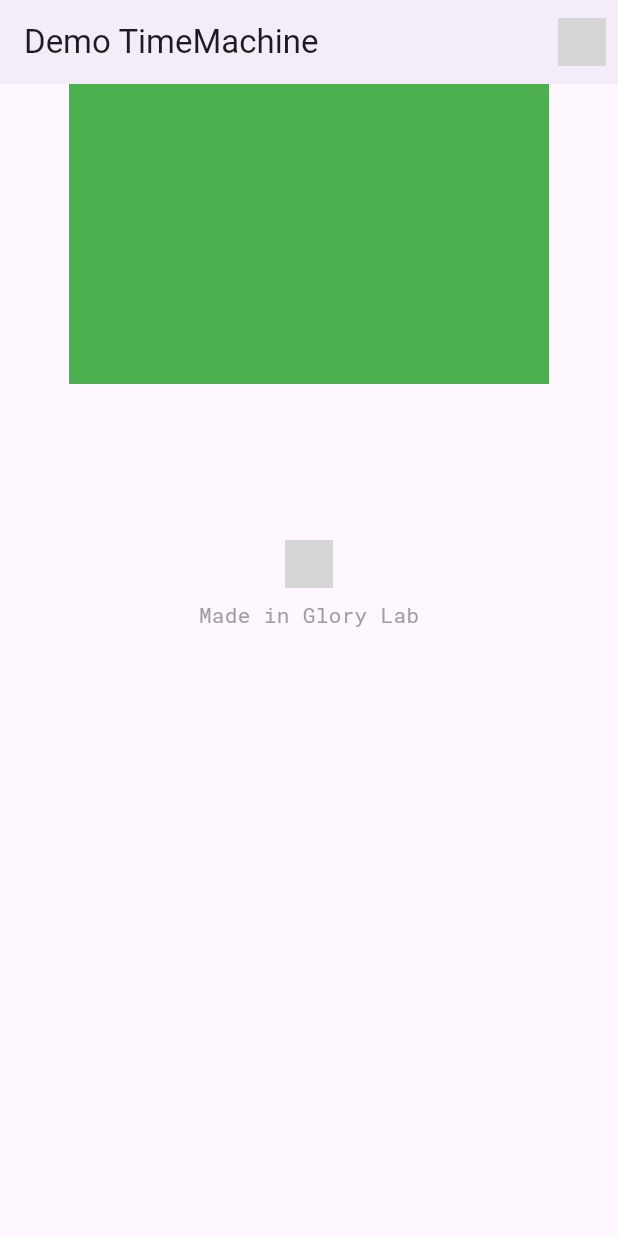
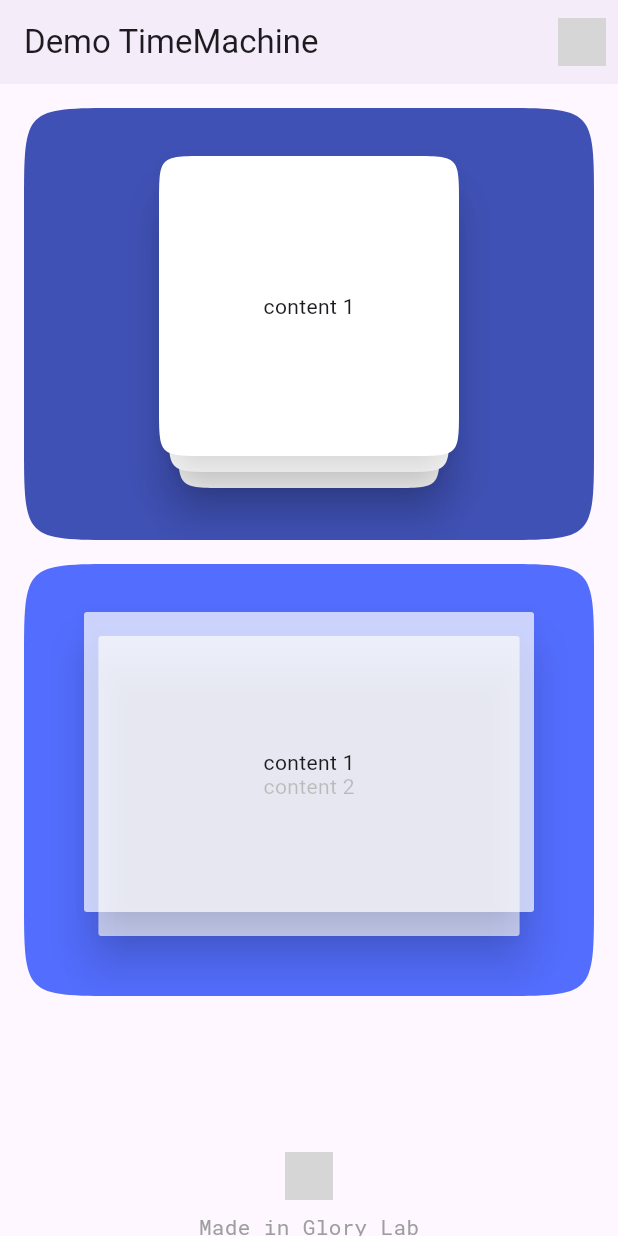
Before and after one commit to glorylab/TimeMachine, a Flutter app: the screen it shows after launch, on a phone screen of 412 x 824 dp. Run offline on Flutter 3.47's test engine with Material 2 defaults, Android fonts, the phone set to English and light mode, and no system bars; our stand-ins replace google_fonts; grey boxes are pictures that could not be loaded.

Commit message:
Add configuration items for Card

```diff
--- a/example/lib/main.dart
+++ b/example/lib/main.dart
@@ -1,5 +1,6 @@
 import 'package:flutter/material.dart';
 import 'package:google_fonts/google_fonts.dart';
+import 'package:tm/data.dart';
 import 'package:tm/tm.dart';
 import 'package:url_launcher/url_launcher.dart';
 
@@ -20,15 +21,13 @@ class TimeMachineDemoApp extends StatelessWidget {
         primarySwatch: Colors.purple,
         useMaterial3: true,
       ),
-      home: const TimeMachineHomePage(title: appName),
+      home: const TimeMachineHomePage(),
     );
   }
 }
 
 class TimeMachineHomePage extends StatefulWidget {
-  const TimeMachineHomePage({Key? key, required this.title}) : super(key: key);
-
-  final String title;
+  const TimeMachineHomePage({Key? key}) : super(key: key);
 
   @override
   State<TimeMachineHomePage> createState() => _TimeMachineHomePageState();
@@ -43,7 +42,7 @@ class _TimeMachineHomePageState extends State<TimeMachineHomePage> {
   Widget build(BuildContext context) {
     return Scaffold(
       appBar: AppBar(
-        title: Text(widget.title),
+        title: const Text(appName),
         elevation: 2.0,
         actions: [
           IconButton(
@@ -62,13 +61,78 @@ class _TimeMachineHomePageState extends State<TimeMachineHomePage> {
       body: Center(
         child: ListView(
           children: <Widget>[
-            const Align(
-              child: SizedBox(
-                width: 320.0,
-                height: 200.0,
-                child: TimeMachine(
-                  size: Size(200.0, 200.0),
-                  backgroundColor: Colors.green,
+            const SizedBox(
+              height: 16,
+            ),
+            Padding(
+              padding: const EdgeInsets.symmetric(horizontal: 16),
+              child: Align(
+                child: SizedBox(
+                  height: 288,
+                  width: 512,
+                  child: Material(
+                    color: Colors.indigo,
+                    clipBehavior: Clip.antiAlias,
+                    shape: ContinuousRectangleBorder(
+                        borderRadius: BorderRadius.circular(64)),
+                    child: TimeMachine.observatory(
+                      size: const Size(200.0, 200.0),
+                      backgroundColor: Colors.white,
+                      data: const TMData(cards: [
+                        TMCard(
+                            title: 'title',
+                            subTitle: 'subTitle',
+                            description: 'description',
+                            content: Center(child: Text('content 1'))),
+                        TMCard(
+                            title: 'title',
+                            subTitle: 'subTitle',
+                            description: 'description',
+                            content: Center(child: Text('content 2'))),
+                        TMCard(
+                            title: 'title',
+                            subTitle: 'subTitle',
+                            description: 'description',
+                            content: Center(child: Text('content 3'))),
+                      ]),
+                    ),
+                  ),
+                ),
+              ),
+            ),
+            const SizedBox(
+              height: 16,
+            ),
+            Padding(
+              padding: const EdgeInsets.symmetric(horizontal: 16),
+              child: Align(
+                child: SizedBox(
+                  height: 288,
+                  width: 512,
+                  child: Material(
+                    color: Colors.indigoAccent,
+                    clipBehavior: Clip.antiAlias,
+                    shape: ContinuousRectangleBorder(
+                        borderRadius: BorderRadius.circular(64)),
+                    child: TimeMachine.observatory(
+                      size: const Size(300.0, 200.0),
+                      backgroundColor: Colors.white70,
+                      cardShape: RoundedRectangleBorder(
+                          borderRadius: BorderRadius.circular(2)),
+                      data: const TMData(cards: [
+                        TMCard(
+                            title: 'title',
+                            subTitle: 'subTitle',
+                            description: 'description',
+                            content: Center(child: Text('content 1'))),
+                        TMCard(
+                            title: 'title',
+                            subTitle: 'subTitle',
+                            description: 'description',
+                            content: Center(child: Text('content 2'))),
+                      ]),
+                    ),
+                  ),
                 ),
               ),
             ),
--- /dev/null
+++ b/lib/data.dart
@@ -0,0 +1,37 @@
+import 'package:flutter/material.dart';
+
+/// Data needed by Time Machine.
+class TMData {
+  final List<TMCard> cards;
+
+  const TMData({
+    required this.cards,
+  });
+
+  /// It can be used to experience how the data is presented.
+  factory TMData.placeholder() => const TMData(
+        cards: [
+          TMCard(
+            title: 'Title',
+            subTitle: 'SubTitle',
+            description: 'Description',
+            content: Center(child: Text('Content')),
+          ),
+        ],
+      );
+}
+
+/// One of the cards in Time Machine.
+class TMCard {
+  final String title;
+  final String subTitle;
+  final String description;
+  final Widget content;
+
+  const TMCard({
+    this.title = '',
+    this.subTitle = '',
+    this.description = '',
+    this.content = const SizedBox(),
+  });
+}
--- a/lib/tm.dart
+++ b/lib/tm.dart
@@ -1,35 +1,144 @@
 library tm;
 
 import 'package:flutter/material.dart';
+import 'package:tm/data.dart';
 
 class TimeMachine extends StatefulWidget {
+  /// The size of Time Machine.
+  final Size size;
+
+  /// The background color of Time Machine.
+  final Color backgroundColor;
+
+  /// The shape of Cards.
+  final ShapeBorder? cardShape;
+
+  /// The visible pages of cards.
+  final int? visiblePages;
+
+  /// The data of Time Machine.
+  final TMData data;
+
   const TimeMachine({
     Key? key,
     this.size = const Size(double.infinity, double.infinity),
     this.backgroundColor = Colors.white,
+    this.visiblePages = 3,
+    this.cardShape,
+    required this.data,
   }) : super(key: key);
 
-  final Size size;
-  final Color backgroundColor;
-
-  factory TimeMachine.observatory() {
-    return const TimeMachine();
-  }
+  /// The first style of Time Machine.
+  factory TimeMachine.observatory({
+    TMData? data,
+    Size? size,
+    Color? backgroundColor,
+    ShapeBorder? cardShape,
+    int? visiblePages,
+  }) =>
+      TimeMachine(
+        data: data ?? TMData.placeholder(),
+        size: size!,
+        backgroundColor: backgroundColor!,
+        cardShape: cardShape,
+        visiblePages: visiblePages ?? 3,
+      );
 
   @override
   State<TimeMachine> createState() => _TimeMachineState();
 }
 
 class _TimeMachineState extends State<TimeMachine> {
+  double paddingTop = 32;
+  double staggeredDistance = 0;
+  int visiblePages = 1;
+
+  /// Build a stacked list of cards,
+  /// showing by default the entire contents of the first page
+  /// and the headers of next two pages.
+  List<Positioned> _buildCards() {
+    List<TMCard> data;
+    if (widget.data.cards.isEmpty) {
+      data = TMData.placeholder().cards;
+    } else {
+      if (widget.visiblePages != null &&
+          widget.data.cards.length > widget.visiblePages!) {
+        visiblePages = widget.visiblePages!;
+      } else {
+        visiblePages =
+            widget.data.cards.length > 3 ? 3 : widget.data.cards.length;
+      }
+      data = widget.data.cards.take(visiblePages).toList();
+    }
+
+    staggeredDistance = paddingTop / visiblePages;
+
+    List<Positioned> cards = [];
+
+    for (var i = data.length - 1; i >= 0; i--) {
+      double paddingTopOfThisCard = paddingTop + i * staggeredDistance;
+      double paddingHorizontalOfThisCard = i * staggeredDistance * 0.6;
+      cards.add(Positioned(
+        top: paddingTopOfThisCard,
+        left: 0,
+        right: 0,
+        child: TMCardContainer(
+          backgroundColor: widget.backgroundColor,
+          cardShape: widget.cardShape ??
+              ContinuousRectangleBorder(
+                borderRadius: BorderRadius.circular(32),
+              ),
+          size: widget.size,
+          margin: EdgeInsets.symmetric(horizontal: paddingHorizontalOfThisCard),
+          child: data[i].content,
+        ),
+      ));
+    }
+
+    return cards;
+  }
+
   @override
   Widget build(BuildContext context) {
-    return Container(
-      constraints: BoxConstraints.expand(
-        width: widget.size.width,
-        height: widget.size.height,
-      ),
-      decoration: BoxDecoration(
-        color: widget.backgroundColor,
+    return Stack(
+      children: _buildCards(),
+    );
+  }
+}
+
+class TMCardContainer extends StatelessWidget {
+  final Color backgroundColor;
+  final ShapeBorder cardShape;
+  final Size size;
+  final EdgeInsets margin;
+  final Widget child;
+
+  const TMCardContainer({
+    super.key,
+    required this.backgroundColor,
+    required this.cardShape,
+    required this.size,
+    required this.child,
+    this.margin = const EdgeInsets.all(0),
+  });
+  @override
+  Widget build(BuildContext context) {
+    return Align(
+      child: Container(
+        constraints: BoxConstraints.expand(
+          width: size.width,
+          height: size.height,
+        ),
+        child: Padding(
+          padding: margin,
+          child: Material(
+            color: backgroundColor,
+            shape: cardShape,
+            elevation: 12,
+            shadowColor: Colors.black54,
+            child: child,
+          ),
+        ),
       ),
     );
   }
--- a/pubspec.yaml
+++ b/pubspec.yaml
@@ -1,6 +1,6 @@
 name: tm
 description: Time Machine for Flutter, inspired by macOS.
-version: 0.0.2
+version: 0.0.3
 homepage: https://github.com/glorylab/TimeMachine
 
 environment:
```
Also changed, not shown: example/pubspec.lock, 7 other files.
